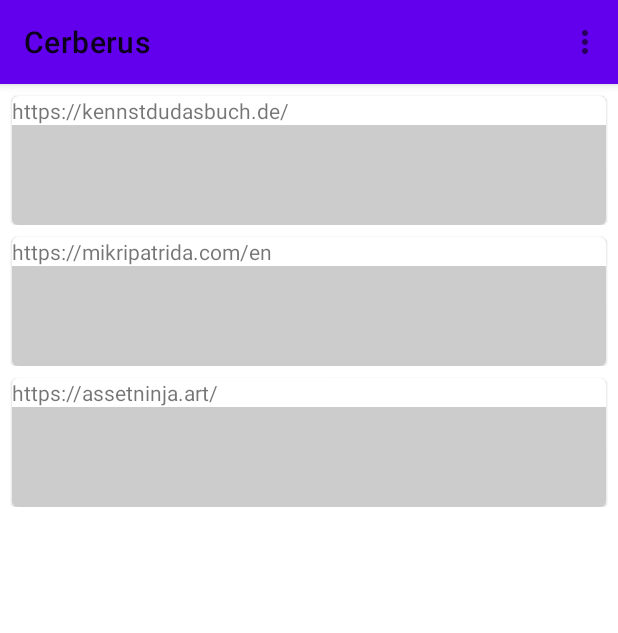
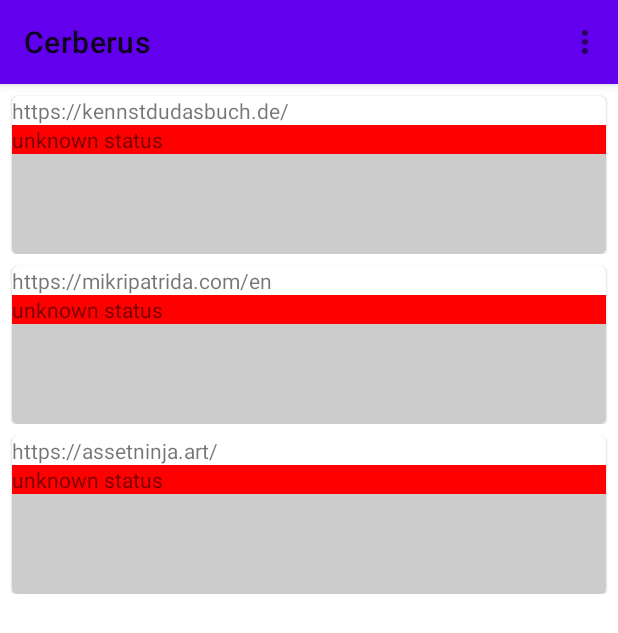
Before and after one commit to DarwinOrtiz/cerberus, an Android app: the screen it shows after launch (MainActivity), on a phone screen of 412 x 824 dp. Shown: the top 633 px of the screen. Run offline under Robolectric (Android 15) with nearby library versions, the phone set to English and light mode, and no system bars; our stand-ins replace Room's generated code.

Commit message:
add status message output

```diff
--- a/app/src/main/java/com/salmoukas/cerberus/MainService.kt
+++ b/app/src/main/java/com/salmoukas/cerberus/MainService.kt
@@ -8,6 +8,7 @@ import android.os.PowerManager
 import android.util.Log
 import com.salmoukas.cerberus.db.CheckResult
 import java.io.BufferedReader
+import java.io.FileNotFoundException
 import java.io.IOException
 import java.io.InputStreamReader
 import java.net.HttpURLConnection
@@ -115,7 +116,9 @@ class MainService : Service() {
                                 content = it.readText()
                             }
                         } catch (e: IOException) {
-                            error = e.message
+                            if (e !is FileNotFoundException) {
+                                error = e.message
+                            }
                             if (request.errorStream != null) {
                                 BufferedReader(
                                     InputStreamReader(
--- a/app/src/main/java/com/salmoukas/cerberus/ui/StatusListAdapter.kt
+++ b/app/src/main/java/com/salmoukas/cerberus/ui/StatusListAdapter.kt
@@ -1,5 +1,6 @@
 package com.salmoukas.cerberus.ui
 
+import android.graphics.Color
 import android.view.LayoutInflater
 import android.view.View
 import android.view.ViewGroup
@@ -20,7 +21,8 @@ class StatusListAdapter :
     ) {
         data class Check(
             val url: String,
-            val results: List<TimeRangeWithCheckStatus>
+            val results: List<TimeRangeWithCheckStatus>,
+            val latest: TimeRangeWithCheckStatus?
         )
     }
 
@@ -43,14 +45,19 @@ class StatusListAdapter :
 
     override fun onBindViewHolder(holder: ViewHolder, position: Int) {
         if (adapterModel != null) {
-            holder.itemView.findViewById<TextView>(R.id.status_item_url_view).text =
-                adapterModel!!.checks[position].url
-            holder.itemView.findViewById<CheckTimelineView>(R.id.status_item_timeline_view)
-                .viewModel =
-                CheckTimelineView.ViewModel(
-                    range = adapterModel!!.range,
-                    results = adapterModel!!.checks[position].results
-                )
+            adapterModel!!.checks[position].let {
+                holder.itemView.findViewById<TextView>(R.id.status_item_url_view).text = it.url
+                holder.itemView.findViewById<TextView>(R.id.status_item_text_view).apply {
+                    text = it.latest?.message ?: "unknown status"
+                    setBackgroundColor(if (it.latest?.ok == true) Color.GREEN else Color.RED)
+                }
+                holder.itemView.findViewById<CheckTimelineView>(R.id.status_item_timeline_view)
+                    .viewModel =
+                    CheckTimelineView.ViewModel(
+                        range = adapterModel!!.range,
+                        results = it.results
+                    )
+            }
         }
     }
 }
--- a/app/src/main/java/com/salmoukas/cerberus/ui/StatusListFragment.kt
+++ b/app/src/main/java/com/salmoukas/cerberus/ui/StatusListFragment.kt
@@ -111,10 +111,25 @@ class StatusListFragment : Fragment() {
                             TimeRangeWithCheckStatus(
                                 begin = ourBegin,
                                 end = rit.timestampUtc,
-                                ok = rit.succeeded
+                                ok = rit.succeeded,
+                                message = when {
+                                    rit.error_message != null -> rit.error_message
+                                    rit.status_code_ok == false -> "unexpected status code"
+                                    rit.content_ok == false -> "unexpected content"
+                                    rit.succeeded -> "OK"
+                                    else -> "unknown error"
+                                }
                             )
-                        }
-                )
+                        },
+                    latest = null
+                ).let {
+                    if (it.results.isNotEmpty()) {
+                        it.copy(latest = it.results.last())
+                    }
+                    else {
+                        it
+                    }
+                }
             }
         )
 
--- a/app/src/main/java/com/salmoukas/cerberus/ui/model/TimeRangeWithCheckStatus.kt
+++ b/app/src/main/java/com/salmoukas/cerberus/ui/model/TimeRangeWithCheckStatus.kt
@@ -3,5 +3,6 @@ package com.salmoukas.cerberus.ui.model
 data class TimeRangeWithCheckStatus (
     val begin: Long,
     val end: Long,
-    val ok: Boolean
+    val ok: Boolean,
+    val message: String
 )
--- a/app/src/main/res/layout/fragment_status_item.xml
+++ b/app/src/main/res/layout/fragment_status_item.xml
@@ -21,6 +21,11 @@
                 android:layout_width="match_parent"
                 android:layout_height="wrap_content" />
 
+            <com.google.android.material.textview.MaterialTextView
+                android:id="@+id/status_item_text_view"
+                android:layout_width="match_parent"
+                android:layout_height="wrap_content" />
+
             <com.salmoukas.cerberus.ui.CheckTimelineView
                 android:id="@+id/status_item_timeline_view"
                 android:layout_width="match_parent"
```
